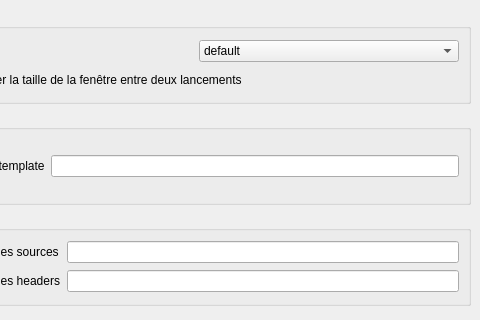
First picture: the form in projects/ProjectManager/form/settings/settingswindow.ui, repository darkFrancis/ProjectManager, before the edit; both pictures show x 89 to 569 and y 0 to 320 of the 569 by 494 pixel window.
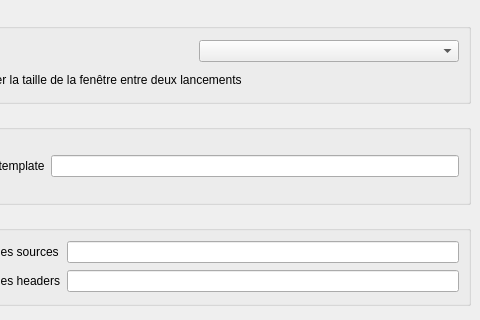
Second picture: the form after the edit.

Diff of the .ui file:
```diff
--- a/projects/ProjectManager/form/settings/settingswindow.ui
+++ b/projects/ProjectManager/form/settings/settingswindow.ui
@@ -29,13 +29,7 @@
         </widget>
        </item>
        <item row="0" column="1">
-        <widget class="QComboBox" name="comboBox_viewStyle">
-         <item>
-          <property name="text">
-           <string>default</string>
-          </property>
-         </item>
-        </widget>
+        <widget class="QComboBox" name="comboBox_viewStyle"/>
        </item>
        <item row="1" column="0" colspan="2">
         <widget class="QCheckBox" name="checkBox_keepViewSize">
```
